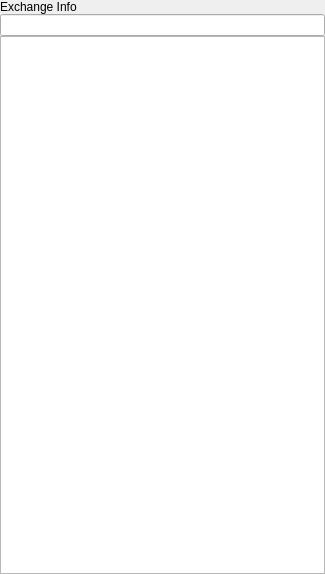
CMLDMR/BBOverFloaw, file info/exchangeinfo.ui: the form before one commit.
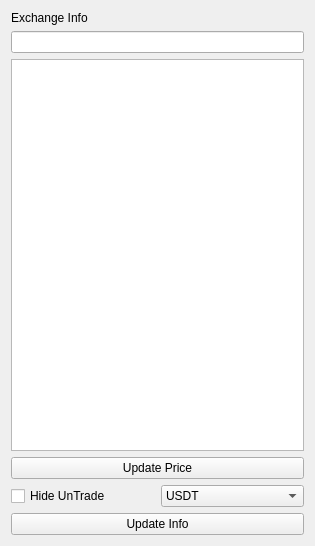
The form after the commit.

Commit message: List By Percent and Price

The edit to the form file:
```diff
--- a/info/exchangeinfo.ui
+++ b/info/exchangeinfo.ui
@@ -6,29 +6,20 @@
    <rect>
     <x>0</x>
     <y>0</y>
-    <width>325</width>
-    <height>574</height>
+    <width>315</width>
+    <height>546</height>
    </rect>
   </property>
+  <property name="minimumSize">
+   <size>
+    <width>0</width>
+    <height>0</height>
+   </size>
+  </property>
   <property name="windowTitle">
    <string>Form</string>
   </property>
   <layout class="QVBoxLayout" name="verticalLayout">
-   <property name="spacing">
-    <number>0</number>
-   </property>
-   <property name="leftMargin">
-    <number>0</number>
-   </property>
-   <property name="topMargin">
-    <number>0</number>
-   </property>
-   <property name="rightMargin">
-    <number>0</number>
-   </property>
-   <property name="bottomMargin">
-    <number>0</number>
-   </property>
    <item>
     <widget class="QLabel" name="label">
      <property name="text">
@@ -44,11 +35,69 @@
      <property name="editTriggers">
       <set>QAbstractItemView::NoEditTriggers</set>
      </property>
+     <property name="alternatingRowColors">
+      <bool>true</bool>
+     </property>
+     <property name="selectionMode">
+      <enum>QAbstractItemView::SingleSelection</enum>
+     </property>
+     <property name="selectionBehavior">
+      <enum>QAbstractItemView::SelectRows</enum>
+     </property>
      <property name="sortingEnabled">
       <bool>true</bool>
      </property>
     </widget>
    </item>
+   <item>
+    <widget class="QPushButton" name="pushButton_updatePrice">
+     <property name="text">
+      <string>Update Price</string>
+     </property>
+    </widget>
+   </item>
+   <item>
+    <layout class="QHBoxLayout" name="horizontalLayout">
+     <item>
+      <widget class="QCheckBox" name="checkBox_isTrading">
+       <property name="text">
+        <string>Hide UnTrade</string>
+       </property>
+      </widget>
+     </item>
+     <item>
+      <widget class="QComboBox" name="comboBox_quotaAsset">
+       <item>
+        <property name="text">
+         <string>USDT</string>
+        </property>
+       </item>
+       <item>
+        <property name="text">
+         <string>BUSD</string>
+        </property>
+       </item>
+       <item>
+        <property name="text">
+         <string>BTC</string>
+        </property>
+       </item>
+       <item>
+        <property name="text">
+         <string>ALL</string>
+        </property>
+       </item>
+      </widget>
+     </item>
+    </layout>
+   </item>
+   <item>
+    <widget class="QPushButton" name="pushButton_updateInfo">
+     <property name="text">
+      <string>Update Info</string>
+     </property>
+    </widget>
+   </item>
   </layout>
  </widget>
  <resources/>
```
The commit also changes 15 other files.
